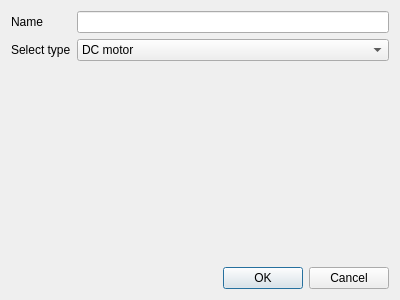
Old version of the form ui/ConfigOutputDialog.ui in the repository magicdominic/RaspExt.
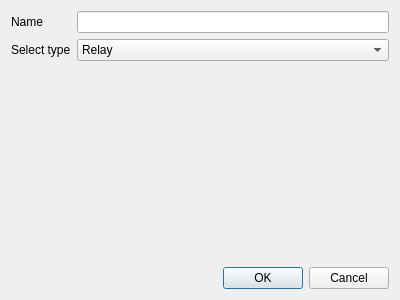
New version of the form.

What changed in the file:
```diff
--- a/ui/ConfigOutputDialog.ui
+++ b/ui/ConfigOutputDialog.ui
@@ -55,6 +55,11 @@
      </item>
      <item row="1" column="1">
       <widget class="QComboBox" name="comboType">
+       <item>
+        <property name="text">
+         <string>Relay</string>
+        </property>
+       </item>
        <item>
         <property name="text">
          <string>DC motor</string>
```
Left out of the diff: 7 changed lines with no effect on the pictures.
